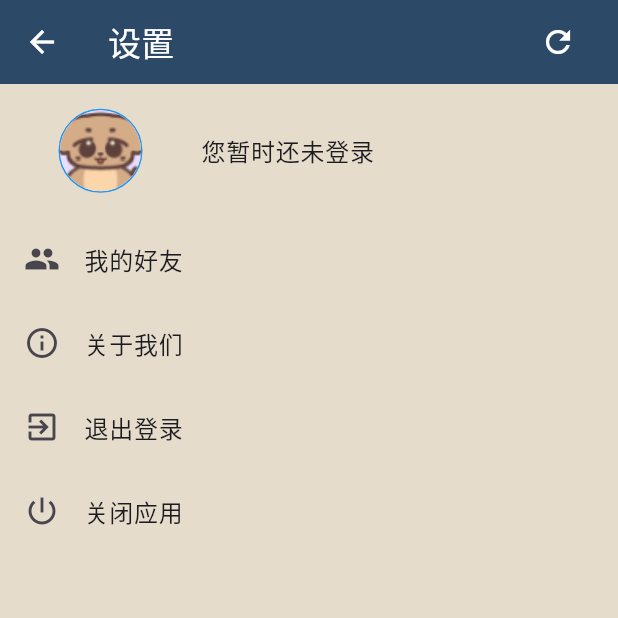
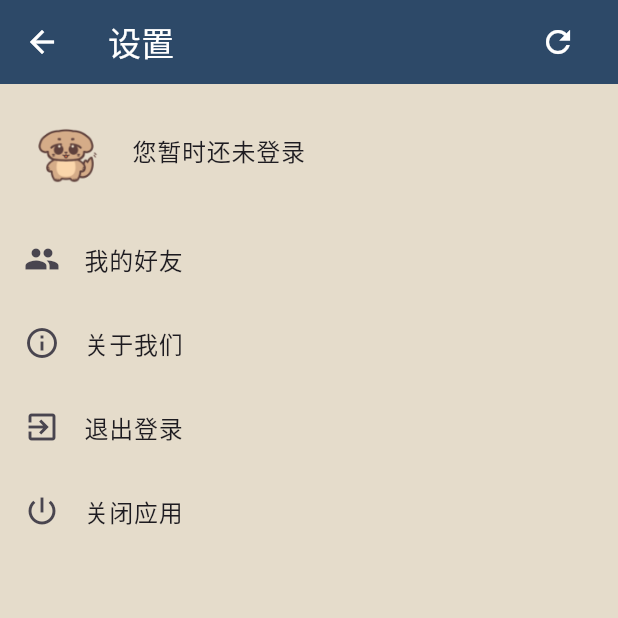
Before and after one commit to Summerlemon233/Heart_Voyage, a Flutter app: the screen it shows after launch, in the side drawer, after a tap on "设置", on a phone screen of 412 x 824 dp, the top half of it. Run offline on Flutter 3.47's test engine with Material 2 defaults, Android fonts, the light colour scheme and no system bars; our stand-ins replace fl_chart, fluttertoast, get, get_storage, image_cropper, image_picker and 4 more; missing offline and left inert: apifm, audio_session, cloudbase_null_safety, image_card, loading, photo_manager and 1 more; Roboto replaces fonts that are missing (Softbrush).

Commit message:
Ver0.2.4 Bug fixes.

```diff
--- a/lib/pages/canvas/my_star.dart
+++ b/lib/pages/canvas/my_star.dart
@@ -231,7 +231,8 @@ class _my_starState extends State<my_star> {
                   child: ListView.separated(
                     itemCount: basicData["star_case"],
                     itemBuilder: (context, index) => ListTile(
-                      leading: AspectRatio(
+                      leading: Text("${index + 1}",textAlign: TextAlign.center,style: TextStyle(fontSize: 25,fontFamily: "Helvetica_Neue"),),
+                      trailing: AspectRatio(
                         aspectRatio: 1,
                         child: imageFromFile(photoPath[index]),
                       ),
--- a/lib/pages/island/mood_cache.dart
+++ b/lib/pages/island/mood_cache.dart
@@ -63,7 +63,8 @@ class _mood_cacheState extends State<mood_cache> {
               itemCount:
                   basicData["mood_cache_case"], //basicData["mood_cache_case"],
               itemBuilder: (context, index) => ListTile(
-                leading: AspectRatio(
+                leading: Text("${index + 1}",textAlign: TextAlign.center,style: TextStyle(fontSize: 25,fontFamily: "Helvetica_Neue"),),
+                trailing: AspectRatio(
                   aspectRatio: 1,
                   child: photoPath_mood[index] != null
                       ? imageFromFile(photoPath_mood[index])
--- a/lib/pages/tabs/seekHeart.dart
+++ b/lib/pages/tabs/seekHeart.dart
@@ -47,12 +47,14 @@ class _seekHeartState extends State<seekHeart> {
   @override
   Widget build(BuildContext context) {
     return SafeArea(
-        child: Column(
+        child: ListView(
       children: [
         SizedBox(
           height: 30,
         ),
-        ElevatedButton(
+        Container(
+          padding: EdgeInsets.fromLTRB(MediaQuery.of(context).size.width * 0.1, 0, MediaQuery.of(context).size.width * 0.1, 0),
+          child: ElevatedButton(
               style: ButtonStyle(
                 backgroundColor: MaterialStateProperty.all(Color.fromRGBO(215, 169, 83, 1)),
                 foregroundColor: MaterialStateProperty.all(Color.fromRGBO(90, 66, 53, 1)),
@@ -73,10 +75,14 @@ class _seekHeartState extends State<seekHeart> {
                 style: TextStyle(
                   fontSize: 32,
                 ),)),
+        ),
+
         SizedBox(
           height: 0.03 * MediaQuery.of(context).size.height,
         ),
-        ElevatedButton(
+        Container(
+          padding: EdgeInsets.fromLTRB(MediaQuery.of(context).size.width * 0.1, 0, MediaQuery.of(context).size.width * 0.1, 0),
+          child: ElevatedButton(
             style: ButtonStyle(
               backgroundColor: MaterialStateProperty.all(Color.fromRGBO(215, 169, 83, 1)),
               foregroundColor: MaterialStateProperty.all(Color.fromRGBO(90, 66, 53, 1)),
@@ -96,7 +102,7 @@ class _seekHeartState extends State<seekHeart> {
             child: Text("焦虑自测",
               style: TextStyle(
                 fontSize: 32,
-              ),)),
+              ),))),
         SizedBox(
           height: 0.1 * MediaQuery.of(context).size.height,
         ),
@@ -108,13 +114,11 @@ class _seekHeartState extends State<seekHeart> {
         SizedBox(
           height: 0.02 * MediaQuery.of(context).size.height,
         ),
-        Expanded(
-          child: SizedBox(
-            height: 0.5 * MediaQuery.of(context).size.height,
-            width: 0.9 * MediaQuery.of(context).size.width,
+        Container(
+            height: 0.4 * MediaQuery.of(context).size.height,
+            padding: EdgeInsets.fromLTRB(MediaQuery.of(context).size.width * 0.1, 0, MediaQuery.of(context).size.width * 0.1, 0),
             child: LineChart(
               mainData(),
-            ),
             ),
           ),
         SizedBox(height: 40,),
@@ -130,19 +134,22 @@ class _seekHeartState extends State<seekHeart> {
     Widget text;
     switch (value.toInt()) {
       case 0:
-        text = const Text('第0周', style: style);
+        text = const Text('第0周', style: TextStyle(fontFamily: 'Helvetica_Neue'));
         break;
       case 1:
-        text = const Text('第1周', style: style);
+        text = const Text('第1周', style: TextStyle(fontFamily: 'Helvetica_Neue'));
         break;
       case 2:
-        text = const Text('第2周', style: style);
+        text = const Text('第2周', style: TextStyle(fontFamily: 'Helvetica_Neue'));
         break;
       case 3:
-        text = const Text('第3周', style: style);
+        text = const Text('第3周', style: TextStyle(fontFamily: 'Helvetica_Neue'));
+        break;
+      case 4:
+        text = const Text('时间（周）', style: TextStyle(fontFamily: 'Helvetica_Neue'));
         break;
       default:
-        text = const Text('', style: style);
+        text = const Text('', style: TextStyle(fontFamily: 'Helvetica_Neue'));
         break;
     }
 
@@ -168,10 +175,13 @@ class _seekHeartState extends State<seekHeart> {
       case 24:
         text = '24';
         break;
+      case 32:
+        text = '焦虑值';
+        break;
       default:
         return Container();
     }
-    return Text(text, style: style, textAlign: TextAlign.left);
+    return Text(text, style: TextStyle(fontFamily: 'Helvetica_Neue'), textAlign: TextAlign.center);
   }
 
   LineChartData mainData() {
--- a/lib/pages/track/my_pet.dart
+++ b/lib/pages/track/my_pet.dart
@@ -34,10 +34,11 @@ class _my_petState extends State<my_pet> {
           children: [
             Container(
               height: 280,
-              decoration: BoxDecoration(
+              child: returnPet(),
+              /*decoration: BoxDecoration(
                 image: DecorationImage(image: returnPet().image,fit: BoxFit.fitHeight),
 
-              ),
+              ),*/
             ),
            /*Align(
               child: common_widgets.returnPet(),
--- a/lib/system/about_us.dart
+++ b/lib/system/about_us.dart
@@ -1,4 +1,7 @@
 import 'package:flutter/material.dart';
+
+
+
 
 class about_us extends StatefulWidget {
   const about_us({Key? key}) : super(key: key);
--- a/lib/system/common_widgets.dart
+++ b/lib/system/common_widgets.dart
@@ -1,12 +1,7 @@
-
-
 import 'package:flutter/material.dart';
 import 'package:get/get.dart';
 import 'package:heart_voyage/system/userdata.dart';
 import 'package:heart_voyage/system/userdata_func.dart';
-import 'package:path/path.dart';
-import 'package:wechat_assets_picker/wechat_assets_picker.dart';
-
 
 String getDate() {
   DateTime now = DateTime.now();
@@ -23,7 +18,13 @@ class mapListTile extends StatelessWidget {
   final String Area;
   final String AssetPath;
   final VoidCallback onTapFunc;
-  const mapListTile({Key? key,required this.Area,required this.AssetPath,required this.onTapFunc}) : super(key: key);
+
+  const mapListTile(
+      {Key? key,
+      required this.Area,
+      required this.AssetPath,
+      required this.onTapFunc})
+      : super(key: key);
 
   @override
   Widget build(BuildContext context) {
@@ -35,35 +36,46 @@ class mapListTile extends StatelessWidget {
         height: 128,
         alignment: Alignment.bottomRight,
         decoration: BoxDecoration(
-          image: DecorationImage(image: AssetImage(AssetPath),
-              fit: BoxFit.fitHeight),
+          image: DecorationImage(
+              image: AssetImage(AssetPath), fit: BoxFit.fitHeight),
         ),
         child: SizedBox(
-          child: Text(Area,style:TextStyle(color: Colors.white,fontSize: 25)),
+          child:
+              Text(Area, style: TextStyle(color: Colors.white, fontSize: 25)),
         ),
       ),
     );
-
-  }
-}
-Image returnPet() {
-  switch (basicData['CurrPet']) {
-    case 0:
-      return Image(image: AssetImage('assets/images/pet0.png'));
-    case 1:
-      return Image(image: AssetImage('assets/images/pet1.png'));
-    case 2:
-      return Image(image: AssetImage('assets/images/pet2.png'));
-    case 3:
-      return Image(image: AssetImage('assets/images/pet3.png'));
-    default:
-      return Image(image: AssetImage('assets/images/pet0.png'));
   }
 }
 
-
-
-
+Widget returnPet() {
+  Image _tmp;
+  switch (basicData['CurrPet']) {
+    case 0:
+      _tmp =  Image(image: AssetImage('assets/images/pet0.png'));break;
+    case 1:
+      _tmp =  Image(image: AssetImage('assets/images/pet1.png'));break;
+    //return Image(image: AssetImage('assets/images/pet1.png'));
+    case 2:
+      _tmp =  Image(image: AssetImage('assets/images/pet2.png'));break;
+    //return Image(image: AssetImage('assets/images/pet2.png'));
+    case 3:
+      _tmp =  Image(image: AssetImage('assets/images/pet3.png'));break;
+    //return Image(image: AssetImage('assets/images/pet3.png'));
+    default:
+      _tmp =  Image(image: AssetImage('assets/images/pet0.png'));break;
+    //return Image(image: AssetImage('assets/images/pet0.png'));
+  }
+  return /*Obx(() => Container(
+      decoration: BoxDecoration(
+        shape: BoxShape.circle,
+        border: Border.all(color: Colors.blue),
+      ),
+      child: CircleAvatar(
+        backgroundImage: _tmp.image,
+        radius: 50,
+      )))*/_tmp;
+}
 
 class common_widgets {
   static returnDialog(int rewards) {
@@ -88,15 +100,15 @@ class common_widgets {
               height: 20,
             ),
             Text("总成长值：${basicData['score']}分"),
-            ElevatedButton(onPressed: (){
-              Get.back();
-              Get.back();
-            }, child: Text("点我退出"))
+            ElevatedButton(
+                onPressed: () {
+                  Get.back();
+                  Get.back();
+                },
+                child: Text("点我退出"))
           ],
         ));
   }
-
-
 }
 
 class test extends StatefulWidget {
--- a/lib/system/settings.dart
+++ b/lib/system/settings.dart
@@ -3,20 +3,13 @@ import 'package:flutter/services.dart';
 import 'package:get/get.dart';
 import 'package:heart_voyage/system/about_us.dart';
 import 'package:heart_voyage/system/friend.dart';
-import 'package:heart_voyage/system/themes.dart';
-import '../main.dart';
-import '../pages/tabs.dart';
-import './login.dart';
-import './register.dart';
-import './userdata.dart';
-
-import 'package:flutter/material.dart';
 import 'package:wechat_assets_picker/wechat_assets_picker.dart';
 
+import './common_widgets.dart';
+import './userdata.dart';
 import 'change_avatar.dart';
 import 'common_image.dart';
 import 'userdata_func.dart';
-import './common_widgets.dart';
 
 class settings extends StatefulWidget {
   //final String username;
@@ -30,9 +23,9 @@ class settings extends StatefulWidget {
 class _settingsState extends State<settings> {
   bool isDarkMode = Get.isDarkMode;
   AssetEntity? _avatar;
+
   //bool _tmp = Get.isDarkMode;
   bool _switchSelected = Get.isDarkMode;
-
 
   /*Future<void> _pickAvatar() async {
     final result = await AssetPicker.pickAssets(context, maxAssets: 1);
@@ -41,11 +34,8 @@ class _settingsState extends State<settings> {
     }
   }*/
   @override
-
-
   @override
   Widget build(BuildContext context) {
-
     var _readPhotoPath_avatar_var = readPhotoPath_avatar();
     bool _isSelectedAvatar = !(PhotoPath_avatar[0] == "");
     return Scaffold(
@@ -54,28 +44,33 @@ class _settingsState extends State<settings> {
         backgroundColor: Color.fromRGBO(45, 73, 104, 1),
         foregroundColor: Colors.white,
         title: Row(
-        mainAxisAlignment: MainAxisAlignment.spaceBetween,
-        children: <Widget>[Text('设置'),
-          IconButton(onPressed: (){
-            setState(() {
-              loadBasicData();
-              readPhotoPath_avatar();
-            });
-          }, icon: Icon(Icons.refresh))],
-      ),),
+          mainAxisAlignment: MainAxisAlignment.spaceBetween,
+          children: <Widget>[
+            Text('设置'),
+            IconButton(
+                onPressed: () {
+                  setState(() {
+                    loadBasicData();
+                    readPhotoPath_avatar();
+                  });
+                },
+                icon: Icon(Icons.refresh))
+          ],
+        ),
+      ),
       body: ListView(
         children: [
           SizedBox(height: MediaQuery.of(context).size.height * 0.02),
           ListTile(
-            leading:  Avatar(image: _isSelectedAvatar
-                ? imageFromFile(PhotoPath_avatar[0]).image
-                :returnPet().image),
+            leading: _isSelectedAvatar
+                ? Avatar(image: imageFromFile(PhotoPath_avatar[0]).image)
+                : returnPet(),
             title: Text("${basicData['username']}"),
-            onTap: (){
+            onTap: () {
               setState(() {
                 Get.to(change_avatar());
               });
-            },//_pickAvatar,
+            }, //_pickAvatar,
           ),
           SizedBox(height: MediaQuery.of(context).size.height * 0.02),
           ListTile(
@@ -137,9 +132,7 @@ class _settingsState extends State<settings> {
             leading: Icon(Icons.exit_to_app),
             title: Text('退出登录'),
             onTap: () {
-              setState(() {
-
-              });
+              setState(() {});
               // 点击退出登录后的操作
               //log_out;
               print('退出登录');
--- a/lib/system/userdata.dart
+++ b/lib/system/userdata.dart
@@ -2,6 +2,7 @@ import 'dart:async';
 import 'dart:core';
 import 'dart:core';
 import 'dart:io';
+import 'package:get/get.dart';
 import 'package:get_storage/get_storage.dart';
 import 'dart:convert';
 import 'package:path_provider/path_provider.dart';
@@ -27,6 +28,10 @@ import './userdata_func.dart';
   static int mood_cache_case = 0;
   static int star_case = 0;
 }*/
+
+class basicData_management extends GetxController {
+
+}
 
 Map<String,dynamic> basicData = {
   'isLogin':false,
@@ -62,7 +67,7 @@ Map<String,dynamic> basicData = {
   'date_mood':["","","","","","","","","","","","","","","","","","","","",],
   'title_mood':["","","","","","","","","","","","","","","","","","","","",],
   'context_mood':["","","","","","","","","","","","","","","","","","","","",],
-};
+}.obs;
 
 //存储“我的星星”部分的数据，限定最高存储10条。
 List date_star = ["","","","","","","","","","","","","","","","","","","","",];
--- a/pubspec.yaml
+++ b/pubspec.yaml
@@ -17,7 +17,7 @@ publish_to: 'none' # Remove this line if you wish to publish to pub.dev
 # https://developer.apple.com/library/archive/documentation/General/Reference/InfoPlistKeyReference/Articles/CoreFoundationKeys.html
 # In Windows, build-name is used as the major, minor, and patch parts
 # of the product and file versions while build-number is used as the build suffix.
-version: 0.2.1
+version: 0.2.4
 
 environment:
   sdk: '>=2.18.6 <3.0.0'
@@ -152,6 +152,7 @@ flutter:
     - assets/images/icon_round.png
     - assets/images/icon_open.png
     - assets/images/treehole.png
+    - assets/images/treehole_bkgnd.jpg
     -
     -
     - assets/images/2.0x/massage.png
@@ -184,6 +185,7 @@ flutter:
     - assets/images/3.0x/big_star.png
     - assets/images/3.0x/universe.jpg
     - assets/images/3.0x/plane.png
+
     -
     - assets/audio/ZHENGNIAN_scan.mp3
     - assets/audio/ZHENGNIAN_sit.mp3
```
Also changed, not shown: lib/pages/canvas/about_star.dart (+10 -1 lines), lib/pages/canvas/upload_star.dart (+34 -29 lines), lib/pages/heart/anxiety/overall_judge.dart (+33 -101 lines), lib/pages/island/mood_cache_new.dart (+49 -40 lines), lib/pages/island/treehole.dart (+13 -7 lines), lib/pages/tabs/sailTrack.dart (+18 -12 lines), lib/system/change_avatar.dart (+3 -4 lines), assets/images/treehole_bkgnd.jpg (added). Lines whose indentation alone changed are shown as unchanged.
